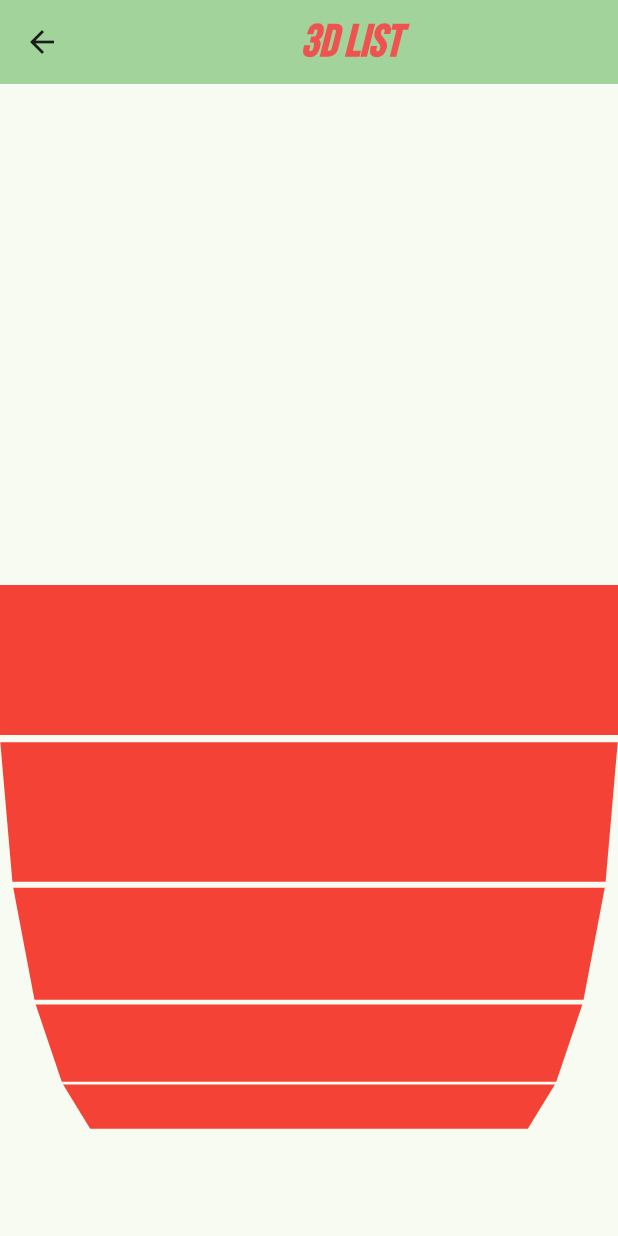
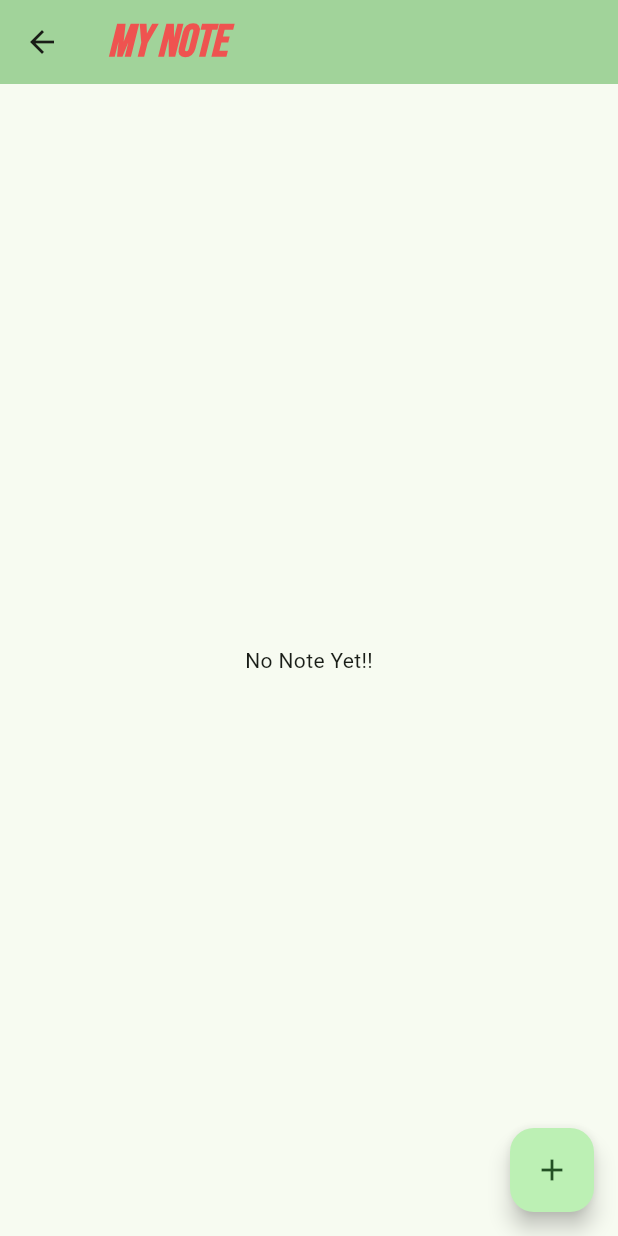
Before and after one commit to kayesmahmud000/bmi-tester, a Flutter app: the MyHomePage screen opened directly, after a tap on "Next Page", on a phone screen of 412 x 824 dp. Run offline on Flutter 3.47's test engine with Material 3 defaults, Android fonts, the phone set to English and light mode, and no system bars; our stand-ins replace shared_preferences, sqflite; accounts and stored records are empty.

Commit message:
added the sqflite db

```diff
--- /dev/null
+++ b/lib/db/db_helper.dart
@@ -0,0 +1,99 @@
+import 'dart:io';
+
+import 'package:path/path.dart';
+import 'package:path_provider/path_provider.dart';
+import 'package:sqflite/sqflite.dart';
+
+class DbHelper{
+  //singleton
+  DbHelper._();
+
+ static final DbHelper getInstance=DbHelper._();
+
+ static final TABLE_NOTE ='note';
+ static final COLUMN_NOTE_SL_NO ='sl_no';
+ static final COLUMN_NOTE_TITLE  ='title';
+ static final COLUMN_NOTE_DESC  ='desc';
+
+
+ //db open (path => if exits then open else create db)
+ Database? myDB;
+
+ Future<Database> getDB() async{
+
+  myDB ??= await openDB();
+  return myDB!;
+
+  // if(myDB!=null){
+  //   return myDB!;
+  // }else{
+  //   myDB =await openDB();
+  //   return myDB!;
+  // }
+ }
+
+ Future<Database> openDB() async{
+  Directory directory = await getApplicationDocumentsDirectory();
+
+  print('app directory');
+
+  String dbPath = join(directory.path, 'noteDB.db');
+  print('db path');
+
+ return await openDatabase(dbPath, onCreate: (db, version) =>db.execute('create table $TABLE_NOTE ($COLUMN_NOTE_SL_NO integer primary key autoincrement, $COLUMN_NOTE_TITLE text, $COLUMN_NOTE_DESC text )') , version: 1);
+ ///
+ /// create multiple table hare;
+ ///
+ }
+
+
+ //all queries
+
+ //insertion
+ Future<bool> addNote({ required String mTitle , required String mDesc})async{
+  var db = await getDB();
+
+ int rowEffected = await db.insert(TABLE_NOTE, {
+    COLUMN_NOTE_TITLE: mTitle,
+    COLUMN_NOTE_DESC:mDesc
+  });
+
+  return rowEffected>0;
+ }
+
+//  get all notes
+Future<List<Map<String, dynamic>>> getNotes() async{
+
+  var db = await getDB();
+
+//select * from
+ List<Map<String, dynamic>> myData= await db.query(TABLE_NOTE);
+
+ return myData;
+
+}
+
+// update note
+Future<bool> updateNote({required String title, required String desc, required int sl}) async{
+
+var db = await getDB();
+
+int rowEffected = await db.update(TABLE_NOTE, {
+  COLUMN_NOTE_TITLE:title,
+  COLUMN_NOTE_DESC:desc
+}, where: "$COLUMN_NOTE_SL_NO = $sl");
+
+return rowEffected>0;
+}
+
+
+//delete note
+
+Future<bool> deleteNote({required int sl}) async{
+  var db =await getDB();
+
+ int rowEffected= await db.delete(TABLE_NOTE, where: "$COLUMN_NOTE_SL_NO = ?", whereArgs:['$sl'] );
+
+ return rowEffected>0;
+}
+}
--- a/lib/main.dart
+++ b/lib/main.dart
@@ -1,5 +1,6 @@
 import 'package:bmi_test_app/constent/kay.dart';
 import 'package:bmi_test_app/login_page.dart';
+import 'package:bmi_test_app/notes.dart';
 import 'package:bmi_test_app/splash_screen.dart';
 import 'package:bmi_test_app/three_d_list.dart';
 import 'package:bmi_test_app/widgets/bmi_test_field.dart';
@@ -87,7 +88,7 @@ class _MyHomePageState extends State<MyHomePage> {
               Center(
                 child: BmiTestField(onBgChange: bgChange),
               ),
-              CustomBtn(btnName: 'Next Page', callback: () => Navigator.push(context, MaterialPageRoute(builder: (context)=>ThreeDList())),)
+              CustomBtn(btnName: 'Next Page', callback: () => Navigator.push(context, MaterialPageRoute(builder: (context)=>Notes())),)
             ],
           )
       )
--- /dev/null
+++ b/lib/notes.dart
@@ -0,0 +1,103 @@
+import 'package:bmi_test_app/db/db_helper.dart';
+import 'package:bmi_test_app/widgets/add_note.dart';
+import 'package:flutter/material.dart';
+
+class Notes extends StatefulWidget {
+  const Notes({super.key});
+
+  @override
+  State<Notes> createState() => _NotesState();
+}
+
+class _NotesState extends State<Notes> {
+
+  List<Map<String, dynamic>> allNotes =[];
+  DbHelper? dbHelper;
+
+
+  @override
+  void initState(){
+    super.initState();
+    dbHelper = DbHelper.getInstance;
+    getAllNotes();
+  }
+
+// get notes
+  void getAllNotes() async{
+   allNotes= await dbHelper!.getNotes();
+   setState(() {
+
+   });
+  }
+
+
+
+void addNote(String title,  String desc ) async{
+
+ bool check =await dbHelper!.addNote(mTitle:title, mDesc:desc);
+ if(check){
+ getAllNotes();
+ }
+
+}
+
+
+void updateNote(String title, String desc, int noteId ) async{
+ bool check = await dbHelper!.updateNote(title: title, desc: desc, sl:noteId);
+
+ if(check){
+  getAllNotes();
+ }
+}
+
+ void deleteNote (int noteId)async{
+  bool check = await dbHelper!.deleteNote(sl: noteId);
+
+  if(check){
+    getAllNotes();
+  }
+ }
+
+  @override
+  Widget build(BuildContext context) {
+    return Scaffold(
+      appBar: AppBar(
+        backgroundColor: Theme.of(context).colorScheme.inversePrimary,
+        title: Text('My Note', style: Theme.of(context).textTheme.headlineLarge,),
+      ),
+      body: allNotes.isNotEmpty ? ListView.builder(
+        itemCount: allNotes.length,
+        itemBuilder:(_, index) => ListTile(
+          leading: Text('${index+1}'),
+          title: Text(allNotes[index][DbHelper.COLUMN_NOTE_TITLE]),
+          subtitle: Text(allNotes[index][DbHelper.COLUMN_NOTE_DESC]),
+          trailing: Row(
+            mainAxisSize: .min,
+            children: [
+              IconButton( onPressed: (){
+
+                showModalBottomSheet(context: context, builder: (context)=>
+                 AddNote(updateNote:updateNote, isUpdate: true, defaultTitle: allNotes[index][DbHelper.COLUMN_NOTE_TITLE],
+                defaultDesc: allNotes[index][DbHelper.COLUMN_NOTE_DESC],
+                noteId:allNotes[index][DbHelper.COLUMN_NOTE_SL_NO],
+                ));
+              },icon: Icon(Icons.edit)),
+
+
+              IconButton(onPressed: () =>deleteNote(allNotes[index][DbHelper.COLUMN_NOTE_SL_NO]) ,
+              icon: Icon(Icons.delete, color: Colors.red,))
+            ],
+          ),
+      //  trailing:  Icon(Icons.edit),
+      ),):Center(
+        child: Text("No Note Yet!!"),
+      ),
+      floatingActionButton: FloatingActionButton(onPressed: ()=> showModalBottomSheet(context: context, builder: (context)=>Container(
+        width: double.infinity,
+        child: AddNote(addNote: addNote),
+      )),
+       child: Icon(Icons.add),
+      ),
+    );
+  }
+}
--- a/pubspec.yaml
+++ b/pubspec.yaml
@@ -35,6 +35,9 @@ dependencies:
   # Use with the CupertinoIcons class for iOS style icons.
   cupertino_icons: ^1.0.8
   shared_preferences: ^2.5.4
+  sqflite: ^2.4.2
+  path_provider: ^2.1.5
+  path: ^1.9.1
 
 dev_dependencies:
   flutter_test:
```
Also changed, not shown: lib/widgets/add_note.dart (added, +99 -0 lines), pubspec.lock, 1 other file.
